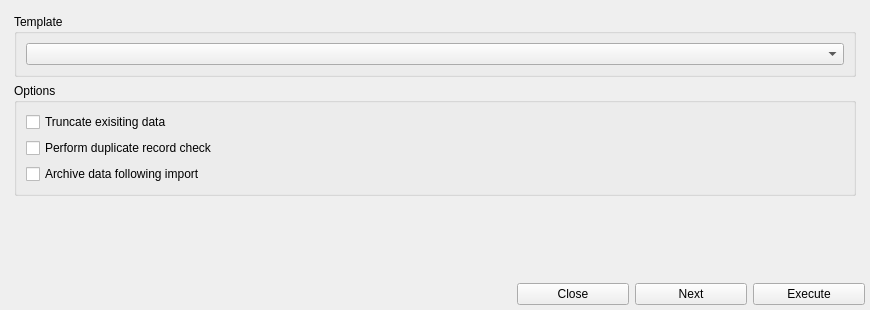
Before: the Qt Designer form ui/src/importdatadialog.ui in karlmoad/TroopTreasurer, drawn with Qt 5.
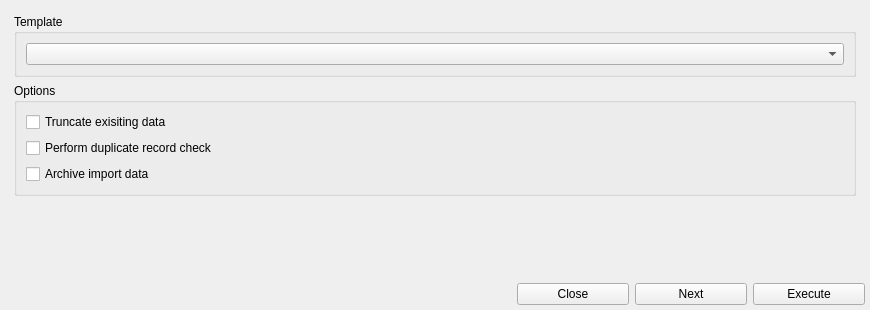
After: the same form once the commit is applied.

Commit message: import data ui check on archive

What changed in the file:
```diff
--- a/ui/src/importdatadialog.ui
+++ b/ui/src/importdatadialog.ui
@@ -74,7 +74,7 @@
           <item>
            <widget class="QCheckBox" name="chkArchive">
             <property name="text">
-             <string>Archive data following import</string>
+             <string>Archive import data</string>
             </property>
            </widget>
           </item>
```
The commit also changes 2 other files.
